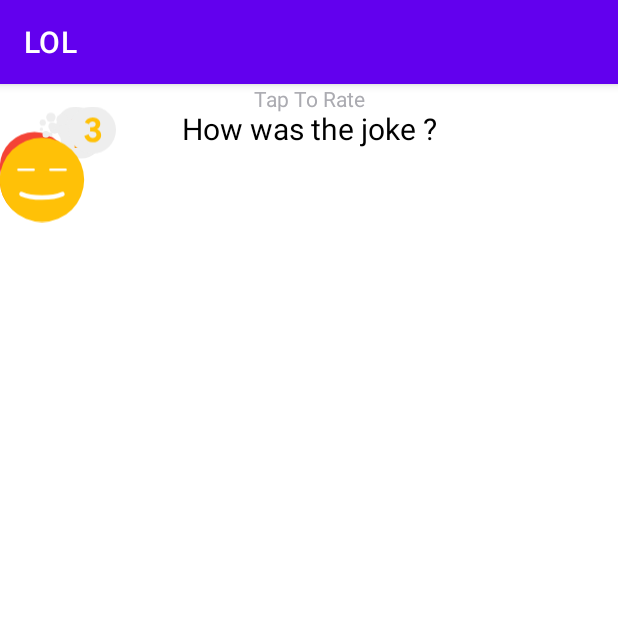
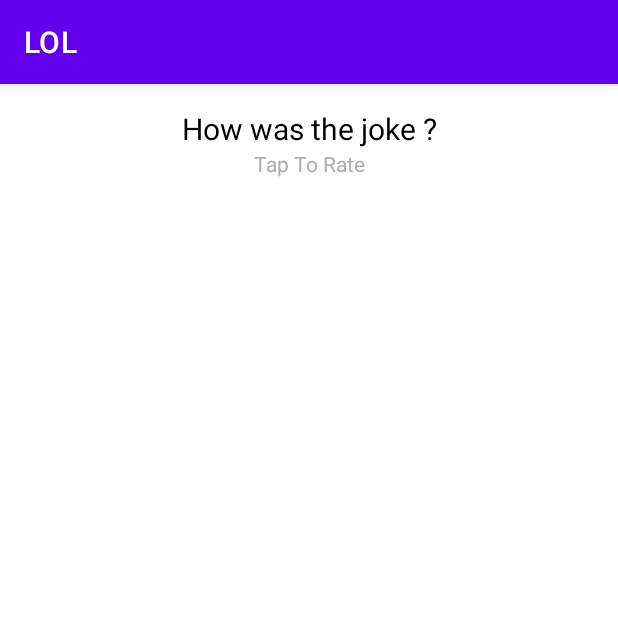
Before and after one commit to sushma1579/LOL-App, an Android app: the JokeFragment screen opened through its navigation route, after a tap on "RATE", on a phone screen of 412 x 824 dp, the top half of it. Run offline under Robolectric (Android 15) with nearby library versions, the phone set to English and light mode, and no system bars; Roboto replaces fonts that are not available here.

Commit message:
changes in integration

```diff
--- a/app/src/main/java/com/example/l_o_l/JokeApi.kt
+++ b/app/src/main/java/com/example/l_o_l/JokeApi.kt
@@ -4,10 +4,52 @@ import retrofit2.Call
 import retrofit2.http.Body
 import retrofit2.http.Headers
 import retrofit2.http.POST
+import retrofit2.http.Query
+
+interface JokeApi {
+    @Headers("Content-Type: application/json", "Authorization: Bearer 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")
+    @POST("https://api.openai.com/v1/chat/completions")
+    fun generateJoke(@Body request: JokeRequest, @Query("prompt") prompt: String): Call<JokeResponse>
+}
 
 
-interface JokeApi {
-        @Headers("Content-Type: application/json", "Authorization: Bearer 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")
-        @POST("v1/engines/davinci-codex/completions")
-        fun generateJoke(@Body request: JokeRequest): Call<JokeResponse>
-    }
+/*
+val prompt = "Tell me a joke about Dogs"
+val temperature = 0.7f
+
+val message = Message("user", prompt)
+val messages = listOf(message)
+
+val request = JokeRequest("gpt-3.5-turbo", messages, temperature)
+
+
+// Prompt for button 1
+val prompt1 = "Tell me a joke about dogs"
+
+// Prompt for button 2
+val prompt2 = "Tell me a joke about cats"
+
+// Prompt for button 3
+val prompt3 = "Tell me a joke about cows"
+
+// Prompt for button 4
+val prompt4 = "Tell me a joke about chickens"
+
+// Prompt for button 5
+val prompt5 = "Tell me a joke about elephants"
+
+// Prompt for button 6
+val prompt6 = "Tell me a joke about monkeys"
+
+// Other parameters for the API request
+val temperature = 0.7f
+val messageRole = "user"
+
+// Create a JokeRequest object for each button
+val request1 = JokeRequest("gpt-3-turbo-003", listOf(Message(messageRole, prompt1)), temperature)
+val request2 = JokeRequest("gpt-3-turbo-003", listOf(Message(messageRole, prompt2)), temperature)
+val request3 = JokeRequest("gpt-3-turbo-003", listOf(Message(messageRole, prompt3)), temperature)
+val request4 = JokeRequest("gpt-3-turbo-003", listOf(Message(messageRole, prompt4)), temperature)
+val request5 = JokeRequest("gpt-3-turbo-003", listOf(Message(messageRole, prompt5)), temperature)
+val request6 = JokeRequest("gpt-3-turbo-003", listOf(Message(messageRole, prompt6)), temperature)
+*/
--- a/app/src/main/java/com/example/l_o_l/JokeFragment.kt
+++ b/app/src/main/java/com/example/l_o_l/JokeFragment.kt
@@ -11,23 +11,34 @@ import com.example.l_o_l.R
 
 class JokeFragment : Fragment() {
 
+    private lateinit var jokeTextView: TextView
+    private lateinit var moreButton: Button
+    private lateinit var rateButton: Button
+
     override fun onCreateView(
         inflater: LayoutInflater, container: ViewGroup?,
         savedInstanceState: Bundle?
     ): View? {
         val view = inflater.inflate(R.layout.fragment_joke, container, false)
-        val jokeTextView: TextView = view.findViewById(R.id.scrollable_textview)
-        val jokeText = arguments?.getString("joke_text")
-        jokeTextView.text = jokeText
+        jokeTextView = view.findViewById(R.id.scrollable_textview)
+        moreButton = view.findViewById(R.id.more_button)
+        rateButton = view.findViewById(R.id.rate_button)
+        return view
+    }
 
-        val moreButton = view.findViewById<Button>(R.id.more_button)
+    override fun onViewCreated(view: View, savedInstanceState: Bundle?) {
+        super.onViewCreated(view, savedInstanceState)
 
+        val joke = arguments?.getString("joke")
+        if (joke != null) {
+            jokeTextView.text = joke
+        }
+
+        // Set click listener for "More" Button
         moreButton.setOnClickListener {
             Toast.makeText(requireContext(), "More jokes!", Toast.LENGTH_SHORT).show()
             findNavController().navigate(R.id.action_jokeFragment2_to_buttonFragment)
         }
-
-        val rateButton = view.findViewById<Button>(R.id.rate_button)
 
         // Set click listener for the "Rate" button
         rateButton.setOnClickListener {
@@ -35,7 +46,5 @@ class JokeFragment : Fragment() {
             // Navigate to RateFragment
             findNavController().navigate(R.id.action_jokeFragment2_to_rateFragment2)
         }
-        return view
     }
-
 }
--- a/app/src/main/java/com/example/l_o_l/MainActivity.kt
+++ b/app/src/main/java/com/example/l_o_l/MainActivity.kt
@@ -1,6 +1,5 @@
 package com.example.l_o_l
 
-import JokeModel
 import android.os.Bundle
 import androidx.appcompat.app.AppCompatActivity
 import androidx.navigation.fragment.NavHostFragment
@@ -14,9 +13,8 @@ class MainActivity : AppCompatActivity() {
 
         model = JokeModel()
 
-        val navHostFragment =
-            supportFragmentManager.findFragmentById(R.id.myNavHostFragment) as NavHostFragment
-        val navController = navHostFragment.navController
+        supportFragmentManager.findFragmentById(R.id.myNavHostFragment) as NavHostFragment
+
     }
 
 }
--- a/app/src/main/java/com/example/l_o_l/jokeModel.kt
+++ b/app/src/main/java/com/example/l_o_l/jokeModel.kt
@@ -1,32 +1,39 @@
-import com.example.l_o_l.JokeApi
-import com.example.l_o_l.JokeRequest
-import com.example.l_o_l.JokeResponse
+package com.example.l_o_l
+
 import retrofit2.Call
 import retrofit2.Callback
 import retrofit2.Response
 import retrofit2.Retrofit
 import retrofit2.converter.gson.GsonConverterFactory
 
+
 class JokeModel {
 
     private val retrofit = Retrofit.Builder()
-        .baseUrl("https://api.openai.com/")
+        .baseUrl("https://api.openai.com")
         .addConverterFactory(GsonConverterFactory.create())
         .build()
 
-    private val api = retrofit.create(JokeApi::class.java)
+    private val jokeApi = retrofit.create(JokeApi::class.java)
 
     fun generateJoke(prompt: String, callback: (String?) -> Unit) {
-        val request = JokeRequest(prompt)
-        val call = api.generateJoke(request)
+        val jokeRequest = JokeRequest(
+            model = "gpt-3.5-turbo",
+            messages = listOf(RequestMessage("user", prompt)),
+            temperature = 0.7
+        )
+
+        val call = jokeApi.generateJoke(jokeRequest,prompt)
+
         call.enqueue(object : Callback<JokeResponse> {
-            override fun onResponse(call: Call<JokeResponse>, response: Response<JokeResponse>) {
+            override fun onResponse(
+                        call: Call<JokeResponse>,
+                        response: Response<JokeResponse>
+            ) {
                 if (response.isSuccessful) {
-                    val joke = response.body()?.choices?.get(0)?.text
+                    val joke = response.body()?.choices?.get(0)?.message?.text
                     callback(joke)
-                } else {
-                    callback(null)
-                }
+                } else { callback(null) }
             }
 
             override fun onFailure(call: Call<JokeResponse>, t: Throwable) {
--- a/app/src/main/res/layout/fragment_rate.xml
+++ b/app/src/main/res/layout/fragment_rate.xml
@@ -32,33 +32,7 @@
         android:textColor="@color/material_dynamic_neutral70"
         app:layout_constraintEnd_toEndOf="parent"
         app:layout_constraintStart_toStartOf="parent"
-        tools:ignore="MissingConstraints,TextContrastCheck"
-        tools:layout_editor_absoluteY="75dp" />
+        app:layout_constraintTop_toBottomOf="@+id/rate_textView"
+        tools:ignore="MissingConstraints,TextContrastCheck" />
 
-    <ImageView
-        android:id="@+id/rate_1"
-        android:layout_width="63dp"
-        android:layout_height="93dp"
-        app:srcCompat="@drawable/ic_rate_1"
-        tools:ignore="MissingConstraints"
-        tools:layout_editor_absoluteX="67dp"
-        tools:layout_editor_absoluteY="162dp" />
-
-    <ImageView
-        android:id="@+id/rate_2"
-        android:layout_width="68dp"
-        android:layout_height="112dp"
-        app:srcCompat="@drawable/ic_rate_2"
-        tools:ignore="ImageContrastCheck,MissingConstraints"
-        tools:layout_editor_absoluteX="288dp"
-        tools:layout_editor_absoluteY="162dp" />
-
-    <ImageView
-        android:id="@+id/rate_3"
-        android:layout_width="77dp"
-        android:layout_height="107dp"
-        app:srcCompat="@drawable/ic_rate_3"
-        tools:ignore="ImageContrastCheck,MissingConstraints"
-        tools:layout_editor_absoluteX="182dp"
-        tools:layout_editor_absoluteY="162dp" />
 </androidx.constraintlayout.widget.ConstraintLayout>
--- a/app/src/main/res/navigation/navigation.xml
+++ b/app/src/main/res/navigation/navigation.xml
@@ -5,7 +5,7 @@
     app:startDestination="@id/buttonFragment">
     <fragment
         android:id="@+id/buttonFragment"
-        android:name="ButtonFragment"
+        android:name="com.example.l_o_l.ButtonFragment"
         android:label="ButtonFragment" >
         <action
             android:id="@+id/action_buttonFragment_to_jokeFragment2"
```
Also changed, not shown: app/src/main/java/com/example/l_o_l/ApiService.kt (+5 -8 lines), app/src/main/java/com/example/l_o_l/ButtonFragment.kt (+11 -10 lines), app/src/main/java/com/example/l_o_l/JokeResponse.kt (+19 -6 lines).
